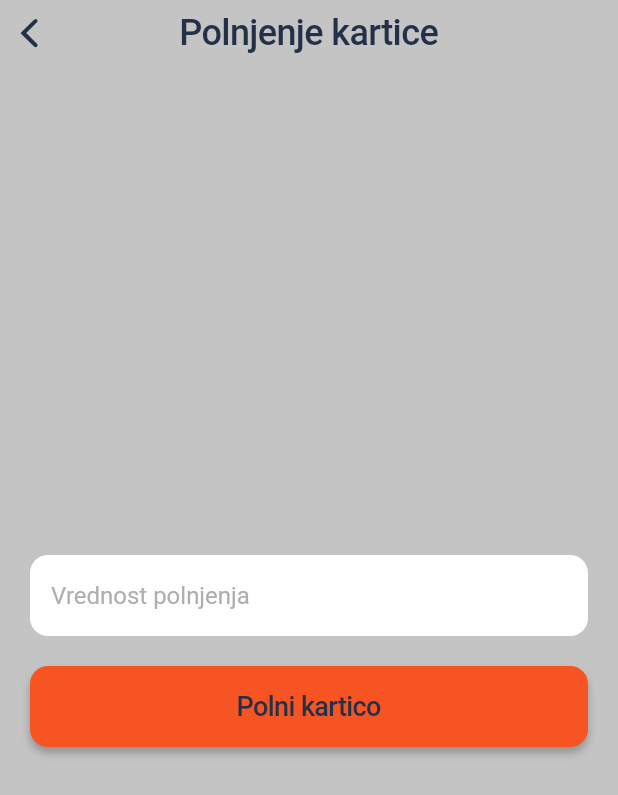
After one commit to JakMar17/Dragonhack, a Flutter app: the FillupScreen screen opened by its route, on a phone screen of 412 x 824 dp. The commit adds this screen. Shown: the top 795 px of the screen. Run offline on Flutter 3.47's test engine with Material 2 defaults, Android fonts, the phone set to English and light mode, and no system bars; our stand-ins replace bloc, dio, flutter_bloc, flutter_svg, localstorage, qr_flutter; missing offline and left inert: qr_code_scanner; accounts and stored records are empty.

Commit message:
dobro jutro erik

```diff
--- a/app/EventPay/lib/router/router.dart
+++ b/app/EventPay/lib/router/router.dart
@@ -1,3 +1,4 @@
+import 'package:eventpay/screens/fillup_screen.dart';
 import 'package:flutter/material.dart';
 
 import '../screens/kartica_details.dart';
@@ -74,6 +75,11 @@ abstract class EPRouter {
         return PageRouteBuilder(
           pageBuilder: (context, _, __) => const KarticaDetailsScreen(),
         );
+
+      case EPRoute.fillUpCard:
+        return PageRouteBuilder(
+          pageBuilder: (context, _, __) => FillupScreen(),
+        );
     }
 
     return null;
--- a/app/EventPay/lib/router/routes.dart
+++ b/app/EventPay/lib/router/routes.dart
@@ -9,4 +9,5 @@ abstract class EPRoute {
   static const String profil = '/profil';
   static const List<String> tabNames = [kartice, dogodki, profil];
   static const String karticaDetailsScreen = '/karticaDetailsScreen';
+  static const String fillUpCard = '/card/fillUp';
 }
--- /dev/null
+++ b/app/EventPay/lib/screens/fillup_screen.dart
@@ -0,0 +1,58 @@
+import 'package:eventpay/router/routes.dart';
+import 'package:eventpay/style/colors.dart';
+import 'package:eventpay/style/styles.dart';
+import 'package:eventpay/widgets/vec_button.dart';
+import 'package:eventpay/widgets/vec_text_field.dart';
+import 'package:flutter/cupertino.dart';
+import 'package:flutter/material.dart';
+
+class FillupScreen extends StatefulWidget {
+  FillupScreen({Key? key}) : super(key: key);
+
+  @override
+  State<FillupScreen> createState() => _FillupScreenState();
+}
+
+class _FillupScreenState extends State<FillupScreen> {
+  String no = "";
+
+
+  @override
+  Widget build(BuildContext context) {
+    return CupertinoPageScaffold(
+        navigationBar: CupertinoNavigationBar(
+          backgroundColor: EPColor.backgroud,
+          middle: Text(
+            "Polnjenje kartice",
+            style: EPStyles.pageTitleTextStyle(context),
+          ),
+        ),
+        child: Padding(
+          padding: const EdgeInsets.symmetric(horizontal: 20),
+          child: Column(
+            mainAxisAlignment: MainAxisAlignment.center,
+            children: [
+              VecTextField(
+                placeholder: 'Vrednost polnjenja',
+                onChanged: (v) => setState(() => no = v),
+                keyboardType: TextInputType.number,
+                textInputAction: TextInputAction.next,
+              ),
+              SizedBox(
+                height: 20,
+              ),
+              SizedBox(
+                width: double.infinity,
+                child: VecTextShadowButton.filled(
+                  text: "Polni kartico",
+                  textStyle: EPStyles.buttonTextStyle(context),
+                  color: EPColor.orange,
+                  onPressed: () =>
+                      print(no),
+                ),
+              ),
+            ],
+          ),
+        ));
+  }
+}
--- a/app/EventPay/lib/screens/kartica_details.dart
+++ b/app/EventPay/lib/screens/kartica_details.dart
@@ -230,7 +230,7 @@ class _KarticaDetailsScreen extends StatelessWidget {
                                   text: "Polni kartico",
                                   textStyle: EPStyles.buttonTextStyle(context),
                                   color: EPColor.orange,
-                                  onPressed: () {},
+                                  onPressed: () => Navigator.pushNamed(context, EPRoute.fillUpCard),
                                 ),
                               ),
                               const SizedBox(
```
